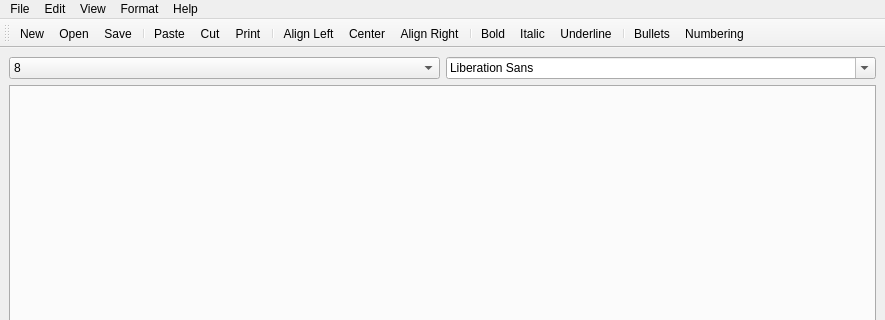
This is TextEditor/mainwindow.ui in BryceCallender/TextEditor as Qt 5 draws it before an edit; both pictures show x 0 to 885 and y 0 to 320 of the 885 by 697 pixel window. The edited form follows.
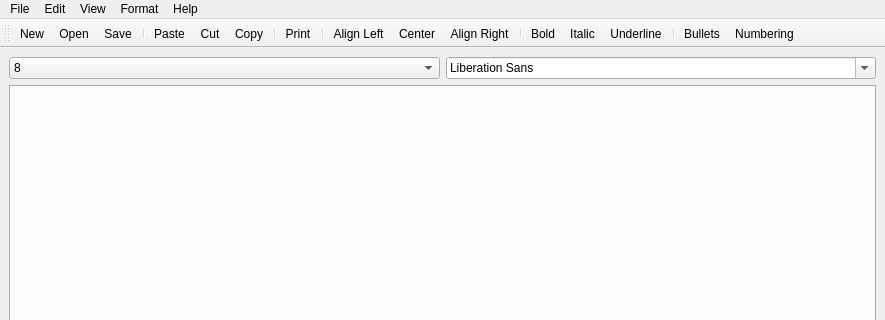
This is the edited form. Icons and pictures are not drawn. Custom widgets are drawn as their Qt base class.

Commit message: added copy icon to toolbar

Diff of the .ui file:
```diff
--- a/TextEditor/mainwindow.ui
+++ b/TextEditor/mainwindow.ui
@@ -228,6 +228,8 @@
    <addaction name="separator"/>
    <addaction name="actionPaste_5"/>
    <addaction name="actionCut"/>
+   <addaction name="actionCopy"/>
+   <addaction name="separator"/>
    <addaction name="actionPrint"/>
    <addaction name="separator"/>
    <addaction name="actionAlign_Left"/>
```
